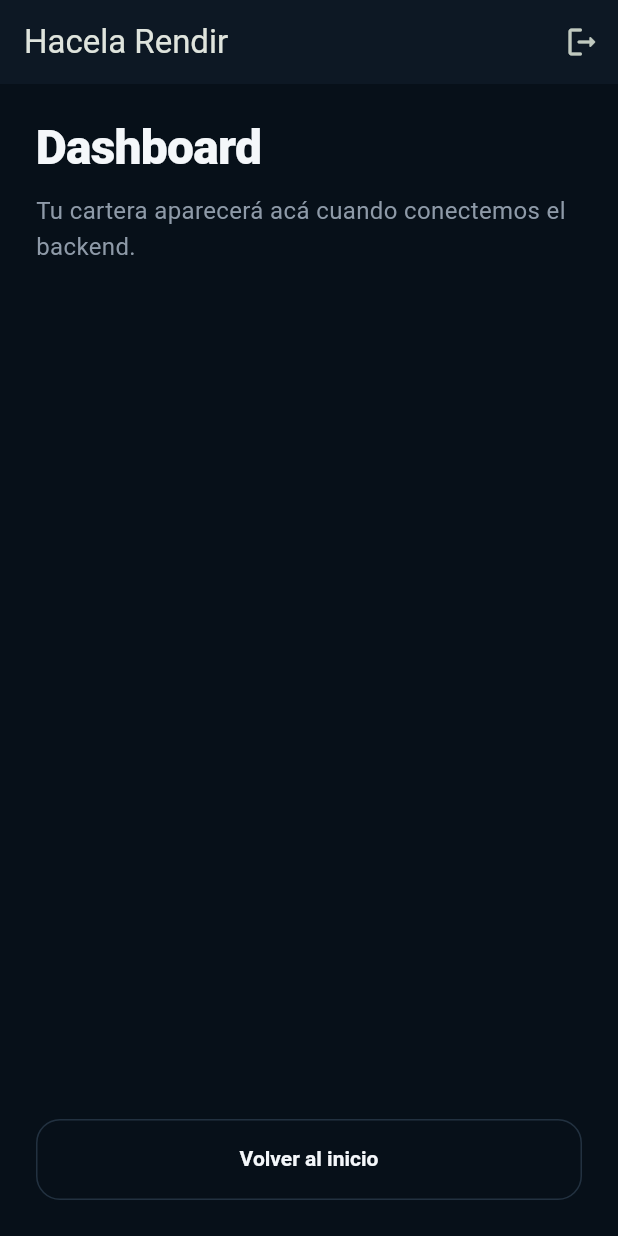
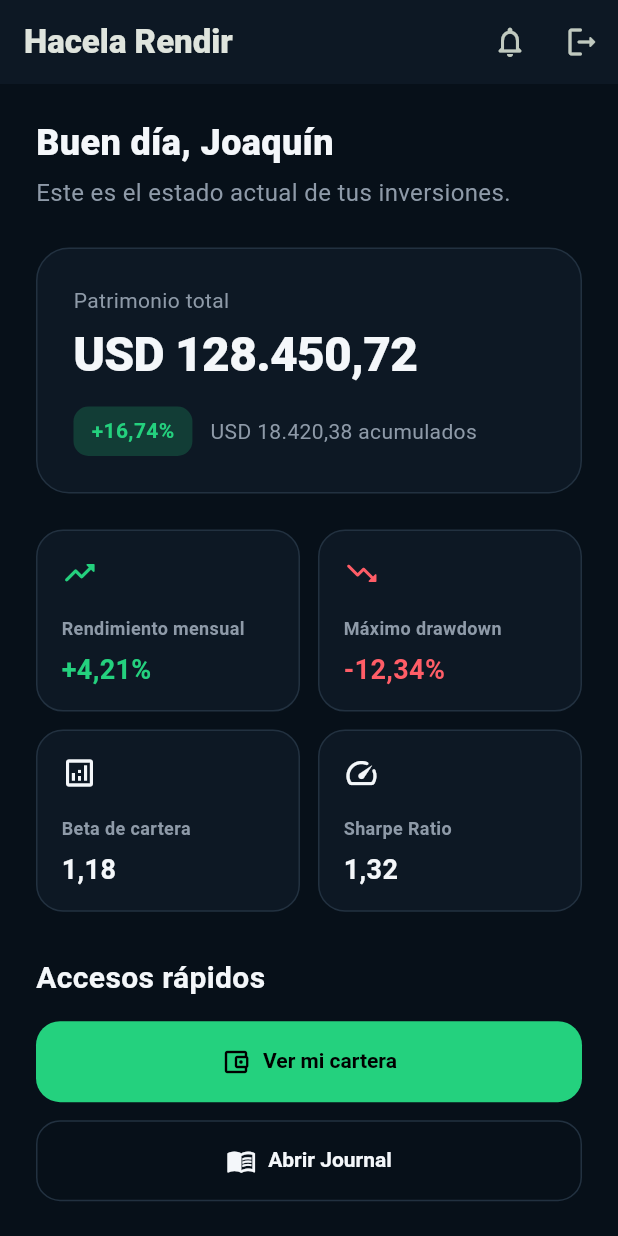
Before and after one commit to joaquinsaldungaray-commits/HACELA-RENDIR1, a Flutter app: the DashboardScreen screen opened by its route, on a phone screen of 412 x 824 dp. Run offline on Flutter 3.47's test engine with Material 3 defaults, Android fonts, the phone set to English and light mode, and no system bars; our stand-ins replace go_router.

Commit message:
Crear dashboard financiero inicial

```diff
--- a/lib/features/dashboard/dashboard_screen.dart
+++ b/lib/features/dashboard/dashboard_screen.dart
@@ -5,6 +5,7 @@ import 'package:hacela_rendir/core/design_system/app_button.dart';
 import 'package:hacela_rendir/core/design_system/app_spacing.dart';
 import 'package:hacela_rendir/core/design_system/app_typography.dart';
 import 'package:hacela_rendir/core/theme/app_theme.dart';
+import 'package:hacela_rendir/features/dashboard/widgets/portfolio_summary_card.dart';
 
 class DashboardScreen extends StatelessWidget {
   const DashboardScreen({super.key});
@@ -13,45 +14,193 @@ class DashboardScreen extends StatelessWidget {
   Widget build(BuildContext context) {
     return Scaffold(
       appBar: AppBar(
-        title: const Text('Hacela Rendir'),
+        title: const Text(
+          'Hacela Rendir',
+          style: TextStyle(
+            fontWeight: FontWeight.w800,
+          ),
+        ),
         actions: [
           IconButton(
+            tooltip: 'Notificaciones',
+            onPressed: () {},
+            icon: const Icon(
+              Icons.notifications_none_rounded,
+            ),
+          ),
+          IconButton(
+            tooltip: 'Cerrar sesión',
             onPressed: () {
               context.go(AppRoutes.welcome);
             },
-            icon: const Icon(Icons.logout_rounded),
+            icon: const Icon(
+              Icons.logout_rounded,
+            ),
           ),
         ],
       ),
-      body: Padding(
+      body: SafeArea(
+        child: SingleChildScrollView(
           padding: const EdgeInsets.all(AppSpacing.lg),
+          child: Center(
+            child: ConstrainedBox(
+              constraints: const BoxConstraints(
+                maxWidth: 900,
+              ),
               child: Column(
                 crossAxisAlignment: CrossAxisAlignment.start,
                 children: [
                   Text(
-              'Dashboard',
-              style: AppTypography.displayMedium.copyWith(
+                    'Buen día, Joaquín',
+                    style: AppTypography.headlineLarge.copyWith(
                       color: AppColors.textPrimary,
                     ),
                   ),
-            const SizedBox(height: AppSpacing.sm),
+                  const SizedBox(height: AppSpacing.xs),
                   Text(
-              'Tu cartera aparecerá acá cuando conectemos el backend.',
+                    'Este es el estado actual de tus inversiones.',
                     style: AppTypography.bodyLarge.copyWith(
                       color: AppColors.textSecondary,
                     ),
                   ),
-            const Spacer(),
+                  const SizedBox(height: AppSpacing.lg),
+                  const PortfolioSummaryCard(
+                    totalValue: 'USD 128.450,72',
+                    totalReturn: 'USD 18.420,38 acumulados',
+                    totalReturnPercent: '+16,74%',
+                  ),
+                  const SizedBox(height: AppSpacing.lg),
+                  GridView.count(
+                    crossAxisCount: 2,
+                    shrinkWrap: true,
+                    physics: const NeverScrollableScrollPhysics(),
+                    crossAxisSpacing: AppSpacing.sm,
+                    mainAxisSpacing: AppSpacing.sm,
+                    childAspectRatio: 1.45,
+                    children: const [
+                      _DashboardMetric(
+                        label: 'Rendimiento mensual',
+                        value: '+4,21%',
+                        icon: Icons.trending_up_rounded,
+                        isPositive: true,
+                      ),
+                      _DashboardMetric(
+                        label: 'Máximo drawdown',
+                        value: '-12,34%',
+                        icon: Icons.trending_down_rounded,
+                        isPositive: false,
+                      ),
+                      _DashboardMetric(
+                        label: 'Beta de cartera',
+                        value: '1,18',
+                        icon: Icons.analytics_outlined,
+                      ),
+                      _DashboardMetric(
+                        label: 'Sharpe Ratio',
+                        value: '1,32',
+                        icon: Icons.speed_rounded,
+                      ),
+                    ],
+                  ),
+                  const SizedBox(height: AppSpacing.xl),
+                  Text(
+                    'Accesos rápidos',
+                    style: AppTypography.headlineMedium.copyWith(
+                      color: AppColors.textPrimary,
+                    ),
+                  ),
+                  const SizedBox(height: AppSpacing.md),
                   AppButton(
-              label: 'Volver al inicio',
+                    label: 'Ver mi cartera',
+                    icon: Icons.account_balance_wallet_outlined,
+                    onPressed: () {
+                      ScaffoldMessenger.of(context).showSnackBar(
+                        const SnackBar(
+                          content: Text(
+                            'Próximo módulo: cartera de inversión.',
+                          ),
+                        ),
+                      );
+                    },
+                  ),
+                  const SizedBox(height: AppSpacing.sm),
+                  AppButton(
+                    label: 'Abrir Journal',
+                    icon: Icons.menu_book_outlined,
                     variant: AppButtonVariant.secondary,
                     onPressed: () {
-                context.go(AppRoutes.welcome);
+                      ScaffoldMessenger.of(context).showSnackBar(
+                        const SnackBar(
+                          content: Text(
+                            'Próximo módulo: Journal de inversiones.',
+                          ),
+                        ),
+                      );
                     },
                   ),
                 ],
               ),
             ),
+          ),
+        ),
+      ),
     );
   }
 }
+
+class _DashboardMetric extends StatelessWidget {
+  const _DashboardMetric({
+    required this.label,
+    required this.value,
+    required this.icon,
+    this.isPositive,
+  });
+
+  final String label;
+  final String value;
+  final IconData icon;
+  final bool? isPositive;
+
+  @override
+  Widget build(BuildContext context) {
+    final valueColor = switch (isPositive) {
+      true => AppColors.primary,
+      false => AppColors.danger,
+      null => AppColors.textPrimary,
+    };
+
+    return Container(
+      padding: const EdgeInsets.all(AppSpacing.md),
+      decoration: BoxDecoration(
+        color: AppColors.surface,
+        borderRadius: BorderRadius.circular(18),
+        border: Border.all(
+          color: AppColors.border,
+        ),
+      ),
+      child: Column(
+        crossAxisAlignment: CrossAxisAlignment.start,
+        children: [
+          Icon(
+            icon,
+            color: valueColor,
+          ),
+          const Spacer(),
+          Text(
+            label,
+            style: AppTypography.labelSmall.copyWith(
+              color: AppColors.textSecondary,
+            ),
+          ),
+          const SizedBox(height: AppSpacing.xs),
+          Text(
+            value,
+            style: AppTypography.titleLarge.copyWith(
+              color: valueColor,
+            ),
+          ),
+        ],
+      ),
+    );
+  }
+}
--- /dev/null
+++ b/lib/features/dashboard/widgets/portfolio_summary_card.dart
@@ -0,0 +1,78 @@
+import 'package:flutter/material.dart';
+import 'package:hacela_rendir/core/design_system/app_spacing.dart';
+import 'package:hacela_rendir/core/design_system/app_typography.dart';
+import 'package:hacela_rendir/core/theme/app_theme.dart';
+
+class PortfolioSummaryCard extends StatelessWidget {
+  const PortfolioSummaryCard({
+    required this.totalValue,
+    required this.totalReturn,
+    required this.totalReturnPercent,
+    super.key,
+  });
+
+  final String totalValue;
+  final String totalReturn;
+  final String totalReturnPercent;
+
+  @override
+  Widget build(BuildContext context) {
+    return Container(
+      width: double.infinity,
+      padding: const EdgeInsets.all(AppSpacing.lg),
+      decoration: BoxDecoration(
+        color: AppColors.surface,
+        borderRadius: BorderRadius.circular(22),
+        border: Border.all(
+          color: AppColors.border,
+        ),
+      ),
+      child: Column(
+        crossAxisAlignment: CrossAxisAlignment.start,
+        children: [
+          Text(
+            'Patrimonio total',
+            style: AppTypography.bodyMedium.copyWith(
+              color: AppColors.textSecondary,
+            ),
+          ),
+          const SizedBox(height: AppSpacing.xs),
+          Text(
+            totalValue,
+            style: AppTypography.displayMedium.copyWith(
+              color: AppColors.textPrimary,
+            ),
+          ),
+          const SizedBox(height: AppSpacing.md),
+          Row(
+            children: [
+              Container(
+                padding: const EdgeInsets.symmetric(
+                  horizontal: AppSpacing.sm,
+                  vertical: AppSpacing.xs,
+                ),
+                decoration: BoxDecoration(
+                  color: AppColors.primarySoft,
+                  borderRadius: BorderRadius.circular(10),
+                ),
+                child: Text(
+                  totalReturnPercent,
+                  style: AppTypography.labelLarge.copyWith(
+                    color: AppColors.primary,
+                  ),
+                ),
+              ),
+              const SizedBox(width: AppSpacing.sm),
+              Text(
+                totalReturn,
+                style: AppTypography.bodyMedium.copyWith(
+                  color: AppColors.textSecondary,
+                ),
+              ),
+            ],
+          ),
+        ],
+      ),
+    );
+  }
+}
```
Lines whose indentation alone changed are shown as unchanged.
